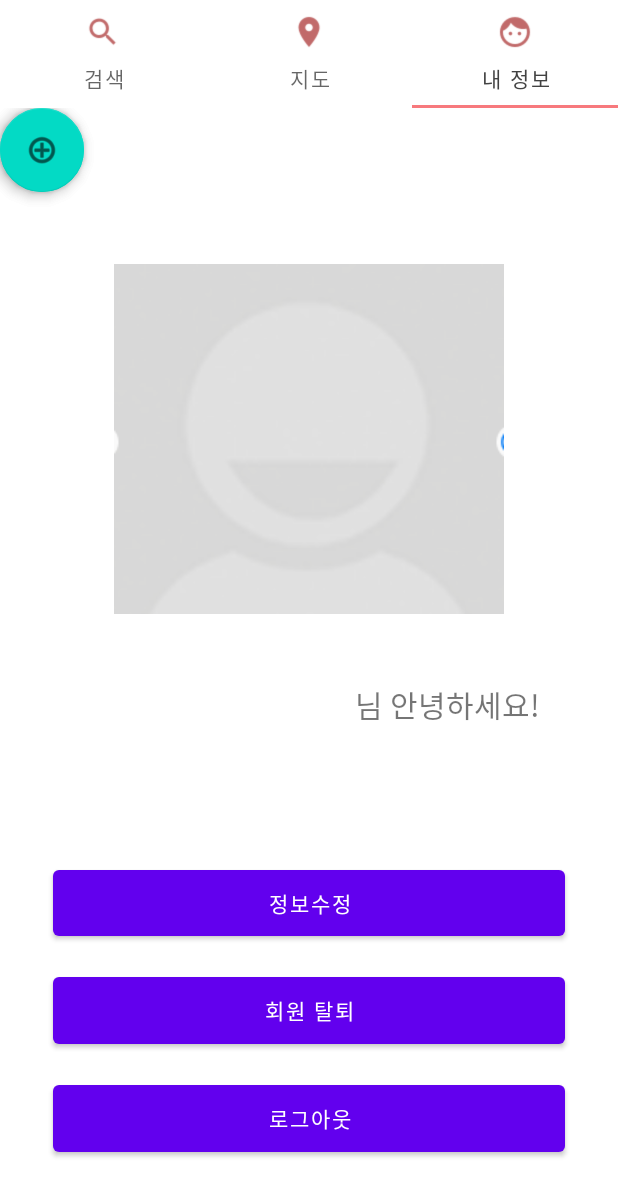
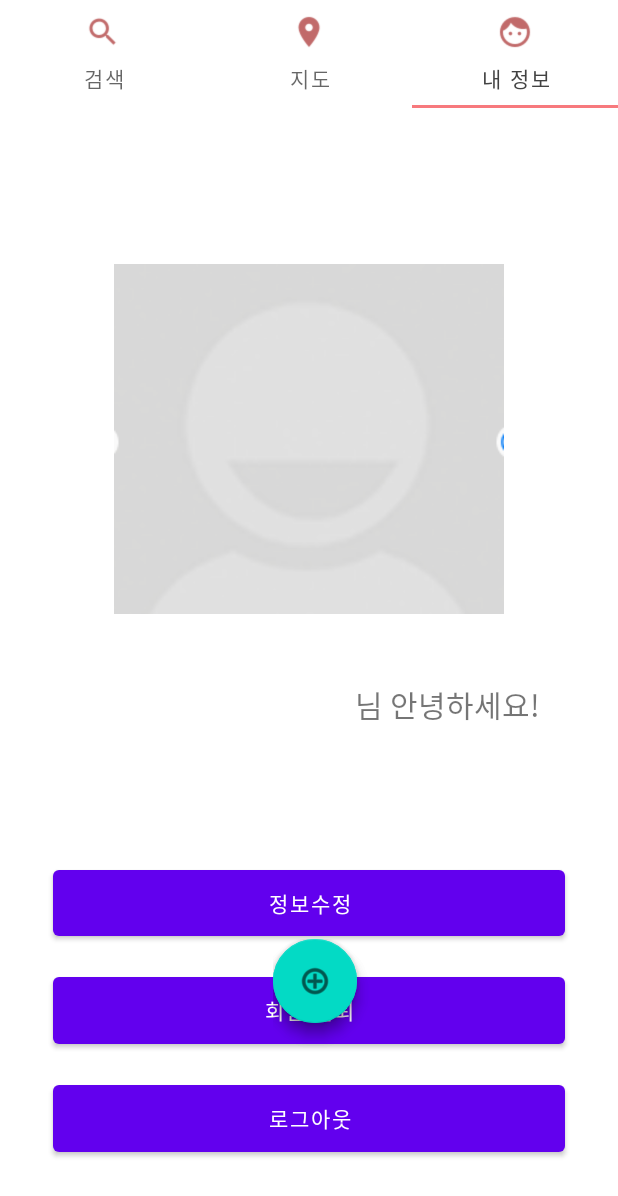
Before and after one commit to gkfkatkfka/finalTest_real2, an Android app: the TabActivity screen opened directly, with no data from a screen before it, tab 3 chosen, on a phone screen of 412 x 824 dp. Shown: the top 1196 px of the screen. Run offline under Robolectric (Android 15) with nearby library versions, the phone set to English and light mode, and no system bars; our stand-ins replace Picasso; libraries missing offline, so code that uses them is left out: com.github.clans.fab; plain views replace FloatingActionButton, FloatingActionMenu; pictures from the network do not load; 6 statements that could not run were skipped.

Commit message:
플로팅 버튼 구현완료

```diff
--- a/app/src/main/AndroidManifest.xml
+++ b/app/src/main/AndroidManifest.xml
@@ -18,8 +18,8 @@
         android:roundIcon="@mipmap/ic_launcher_round"
         android:supportsRtl="true"
         android:theme="@style/Theme.FinalTest">
-        <activity android:name=".ReadBookActivity"></activity>
-        <!-- map -->
+        <activity android:name=".WriteBookActivity"></activity>
+        <activity android:name=".ReadBookActivity" /> <!-- map -->
         <meta-data
             android:name="com.google.android.geo.API_KEY"
             android:value="AIzaSyAekfgpmB-SzFW8YhQ8LtThkdmbUMKnDZQ" />
--- a/app/src/main/java/com/inhatc/finaltest/MainActivity.java
+++ b/app/src/main/java/com/inhatc/finaltest/MainActivity.java
@@ -86,10 +86,13 @@ public class MainActivity extends AppCompatActivity implements View.OnClickListe
             Intent joinIntent = new Intent(MainActivity.this, JoinActivity.class);
             startActivity(joinIntent);
         } else if (v == btnLogin) { // login 화면
+
             email="gkfkatkfka@naver.com";
             Intent tabIntent = new Intent(MainActivity.this, TabActivity.class);
             tabIntent.putExtra("email", email);
             startActivity(tabIntent);
+
+
 /*
             check(email, pw);
             if(inputEmail.getError()==null&&inputPW.getError()==null){ // 공백이 없을 경우
@@ -106,8 +109,8 @@ public class MainActivity extends AppCompatActivity implements View.OnClickListe
                     myDB.close();
                 }
             }
+
 */
-
         }
     }
 
--- a/app/src/main/res/layout/activity_intro.xml
+++ b/app/src/main/res/layout/activity_intro.xml
@@ -12,7 +12,7 @@
         android:layout_width="wrap_content"
         android:layout_height="wrap_content"
         android:fontFamily="@font/cafe24ssurroundair"
-        android:text="파인드북"
+        android:text="독서습관"
         android:textColor="#71644b"
         android:textSize="70dp"
         android:textStyle="bold"
--- a/app/src/main/res/layout/activity_main.xml
+++ b/app/src/main/res/layout/activity_main.xml
@@ -14,7 +14,7 @@
         android:layout_marginTop="188dp"
         android:layout_marginBottom="196dp"
         android:fontFamily="@font/cafe24ssurroundair"
-        android:text="파인드북"
+        android:text="독서습관"
         android:textColor="#655a3e"
         android:textSize="70dp"
         android:textStyle="bold"
--- a/app/src/main/res/layout/activity_tab.xml
+++ b/app/src/main/res/layout/activity_tab.xml
@@ -28,42 +28,47 @@
             android:text="Tab2" />
 
     </com.google.android.material.tabs.TabLayout>
+
     <androidx.constraintlayout.widget.ConstraintLayout
         android:layout_width="match_parent"
         android:layout_height="match_parent">
+
         <androidx.viewpager.widget.ViewPager
             android:id="@+id/viewpager"
             android:layout_width="match_parent"
-        android:layout_height="match_parent" />
+            android:layout_height="match_parent">
+
+        </androidx.viewpager.widget.ViewPager>
 
         <com.github.clans.fab.FloatingActionMenu
-        android:id="@+id/fab_menu"
-        android:layout_width="match_parent"
-        android:layout_height="match_parent"
-        android:layout_alignParentBottom="true"
-        android:layout_alignParentRight="true"
+            android:id="@+id/fabMenu"
+            android:layout_width="230dp"
+            android:layout_height="198dp"
+            android:layout_alignParentRight="false"
+            android:layout_alignParentBottom="false"
+            android:paddingRight="@dimen/activity_horizontal_margin"
             android:paddingBottom="@dimen/activity_horizontal_margin"
-        android:paddingRight="@dimen/activity_horizontal_margin"
 
-        fab:menu_backgroundColor="#ccffffff"
-        fab:menu_fab_label="Choose an action"
+            app:layout_constraintBottom_toBottomOf="@+id/viewpager"
+            app:layout_constraintEnd_toEndOf="parent"
             fab:fab_colorNormal="#DA4336"
             fab:fab_colorPressed="#E75043"
             fab:fab_colorRipple="#99FFFFFF"
+            fab:fab_shadowColor="#660000"
             fab:fab_showShadow="true"
+            fab:menu_fab_label="책 후기"
             fab:menu_labels_colorNormal="#333333"
             fab:menu_labels_colorPressed="#444444"
             fab:menu_labels_colorRipple="#66FFFFFF"
-        fab:menu_labels_showShadow="true"
+            fab:menu_labels_ellipsize="end"
             fab:menu_labels_maxLines="-1"
             fab:menu_labels_position="left"
-        fab:menu_openDirection="up"
-        fab:fab_shadowColor="#660000"
-        fab:menu_labels_ellipsize="end"
-        fab:menu_labels_singleLine="true">
+            fab:menu_labels_showShadow="true"
+            fab:menu_labels_singleLine="true"
+            fab:menu_openDirection="up">
 
             <com.github.clans.fab.FloatingActionButton
-            android:id="@+id/fab1"
+                android:id="@+id/writeTab"
                 android:layout_width="wrap_content"
                 android:layout_height="wrap_content"
                 android:src="@android:drawable/ic_menu_edit"
@@ -71,7 +76,7 @@
                 fab:fab_size="mini" />
 
             <com.github.clans.fab.FloatingActionButton
-            android:id="@+id/fab2"
+                android:id="@+id/readTab"
                 android:layout_width="wrap_content"
                 android:layout_height="wrap_content"
                 android:src="@android:drawable/ic_menu_add"
```
Also changed, not shown: app/build.gradle (+11 -0 lines), app/src/main/java/com/inhatc/finaltest/ReadBookActivity.java (+7 -0 lines), app/src/main/java/com/inhatc/finaltest/TabActivity.java (+13 -11 lines), app/src/main/java/com/inhatc/finaltest/WriteBookActivity.java (added, +14 -0 lines), app/src/main/res/layout/activity_read_book.xml (+17 -0 lines), app/src/main/res/layout/activity_write_book.xml (added, +98 -0 lines). Lines whose indentation alone changed are shown as unchanged.
